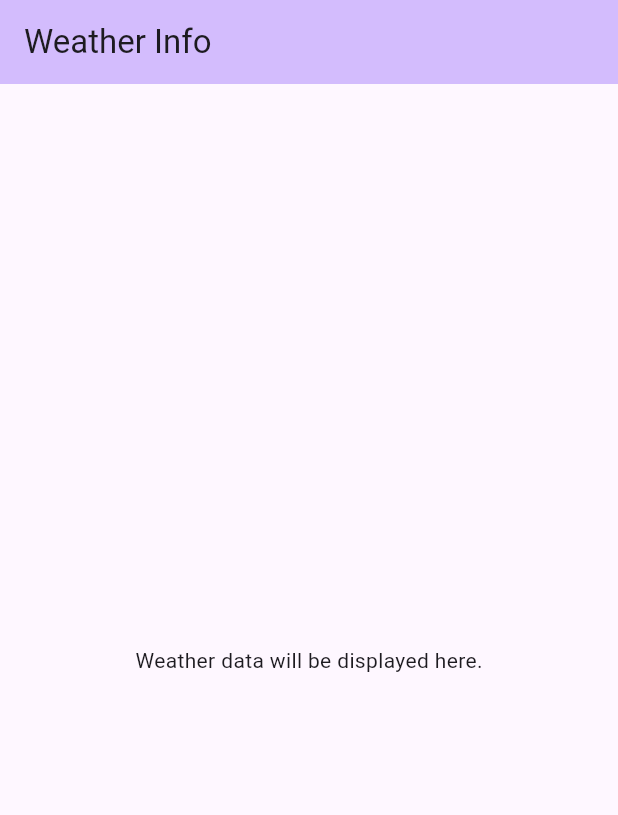
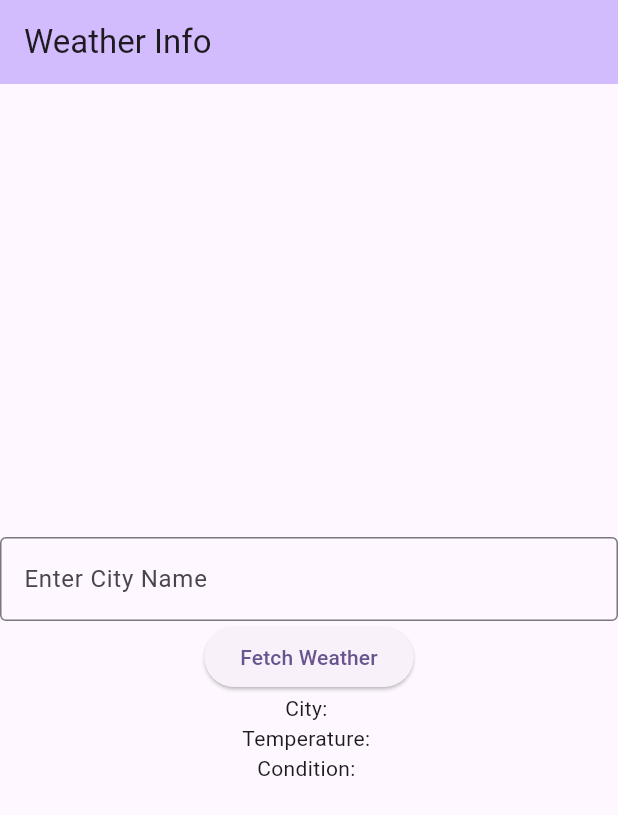
Before and after one commit to Ruhisawant/Weather-Info-App, a Flutter app: the screen it shows after launch, on a phone screen of 412 x 824 dp. Shown: the top 815 px of the screen. Run offline on Flutter 3.47's test engine with Material 3 defaults, Android fonts, the phone set to English and light mode, and no system bars.

Commit message:
Basic UI with input field and button

```diff
--- a/lib/main.dart
+++ b/lib/main.dart
@@ -20,8 +20,26 @@ class MyApp extends StatelessWidget {
   }
 }
 
-class MyHomePage extends StatelessWidget {
+class MyHomePage extends StatefulWidget {
   const MyHomePage({super.key});
+
+  @override
+  State<MyHomePage> createState() => _MyHomePageState();
+}
+
+class _MyHomePageState extends State<MyHomePage> {
+  final TextEditingController _cityController = TextEditingController();
+  String _cityName = '';
+  String _temperature = '';
+  String _weatherCondition = '';
+
+  void _fetchWeather() {
+    setState(() {
+      _cityName = _cityController.text;
+      _temperature = '';
+      _weatherCondition = '';
+    });
+  }
 
   @override
   Widget build(BuildContext context) {
@@ -30,8 +48,26 @@ class MyHomePage extends StatelessWidget {
         backgroundColor: Theme.of(context).colorScheme.inversePrimary,
         title: const Text('Weather Info'),
       ),
-      body: const Center(
-        child: Text('Weather data will be displayed here.'),
+      body: Center(
+        child: Column(
+          mainAxisAlignment: MainAxisAlignment.center,
+          children: [
+            TextField(
+              controller: _cityController,
+              decoration: const InputDecoration(
+                labelText: 'Enter City Name',
+                border: OutlineInputBorder(),
+              ),
+            ),
+            ElevatedButton(
+              onPressed: _fetchWeather,
+              child: const Text('Fetch Weather'),
+            ),
+            Text('City: '),
+            Text('Temperature: '),
+            Text('Condition: '),
+          ],
+        ),
       ),
     );
   }
```
